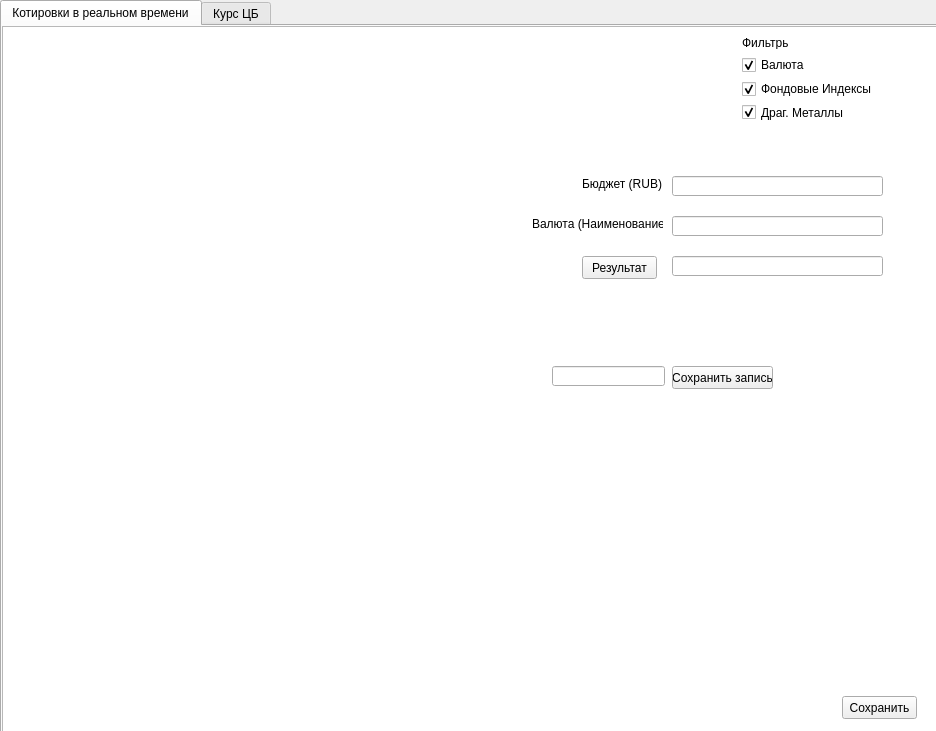
Old version of the form ExchangeRate.ui in the repository Vladislav0904/The-Exchange-Rate.
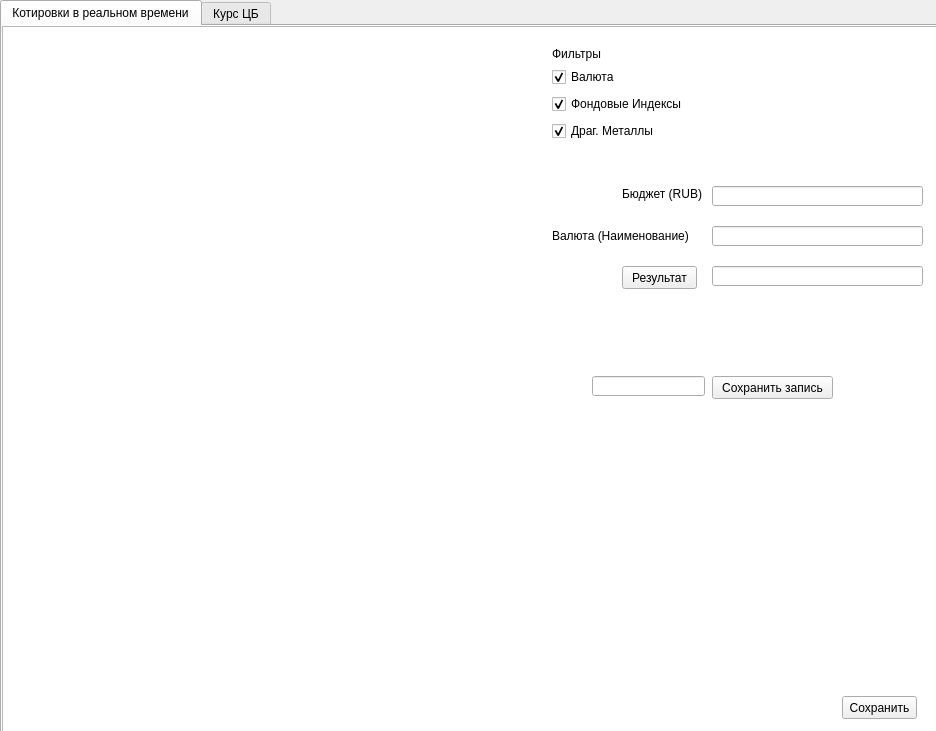
New version of the form. The open tabs and pages were chosen to show the change.

Diff of the .ui file:
```diff
--- a/ExchangeRate.ui
+++ b/ExchangeRate.ui
@@ -13,6 +13,18 @@
     <height>731</height>
    </rect>
   </property>
+     <property name="minimumSize">
+         <size>
+             <width>936</width>
+             <height>731</height>
+         </size>
+     </property>
+     <property name="maximumSize">
+         <size>
+             <width>936</width>
+             <height>731</height>
+         </size>
+     </property>
   <property name="baseSize">
    <size>
     <width>938</width>
@@ -91,10 +103,10 @@
     <widget class="QWidget" name="verticalLayoutWidget">
      <property name="geometry">
       <rect>
-       <x>740</x>
-       <y>30</y>
-       <width>141</width>
-       <height>65</height>
+             <x>550</x>
+             <y>40</y>
+             <width>145</width>
+             <height>79</height>
       </rect>
      </property>
      <layout class="QVBoxLayout" name="verticalLayout">
@@ -136,10 +148,10 @@
     <widget class="QLabel" name="label">
      <property name="geometry">
       <rect>
-       <x>740</x>
-       <y>10</y>
-       <width>47</width>
-       <height>13</height>
+             <x>550</x>
+             <y>20</y>
+             <width>61</width>
+             <height>16</height>
       </rect>
      </property>
      <property name="text">
@@ -149,8 +161,8 @@
     <widget class="QLineEdit" name="lineEdit">
      <property name="geometry">
       <rect>
-       <x>670</x>
-       <y>150</y>
+             <x>710</x>
+             <y>160</y>
        <width>211</width>
        <height>20</height>
       </rect>
@@ -159,8 +171,8 @@
     <widget class="QLabel" name="label_2">
      <property name="geometry">
       <rect>
-       <x>580</x>
-       <y>150</y>
+             <x>620</x>
+             <y>160</y>
        <width>91</width>
        <height>16</height>
       </rect>
@@ -175,8 +187,8 @@
     <widget class="QLineEdit" name="lineEdit_2">
      <property name="geometry">
       <rect>
-       <x>670</x>
-       <y>190</y>
+             <x>710</x>
+             <y>200</y>
        <width>211</width>
        <height>20</height>
       </rect>
@@ -185,10 +197,10 @@
     <widget class="QLabel" name="label_3">
      <property name="geometry">
       <rect>
-       <x>530</x>
-       <y>190</y>
-       <width>131</width>
-       <height>16</height>
+             <x>550</x>
+             <y>200</y>
+             <width>151</width>
+             <height>20</height>
       </rect>
      </property>
      <property name="frameShadow">
@@ -201,8 +213,8 @@
     <widget class="QLineEdit" name="lineEdit_3">
      <property name="geometry">
       <rect>
-       <x>670</x>
-       <y>230</y>
+             <x>710</x>
+             <y>240</y>
        <width>211</width>
        <height>20</height>
       </rect>
@@ -211,8 +223,8 @@
     <widget class="QPushButton" name="result1">
      <property name="geometry">
       <rect>
-       <x>580</x>
-       <y>230</y>
+             <x>620</x>
+             <y>240</y>
        <width>75</width>
        <height>23</height>
       </rect>
@@ -224,8 +236,8 @@
     <widget class="QLineEdit" name="bd">
      <property name="geometry">
       <rect>
-       <x>550</x>
-       <y>340</y>
+             <x>590</x>
+             <y>350</y>
        <width>113</width>
        <height>20</height>
       </rect>
@@ -234,9 +246,9 @@
     <widget class="QPushButton" name="bd_add">
      <property name="geometry">
       <rect>
-       <x>670</x>
-       <y>340</y>
-       <width>101</width>
+             <x>710</x>
+             <y>350</y>
+             <width>121</width>
        <height>23</height>
       </rect>
      </property>
```
Left out of the diff: 23 changed lines with no effect on the pictures. Lines whose indentation alone changed are shown as unchanged.
